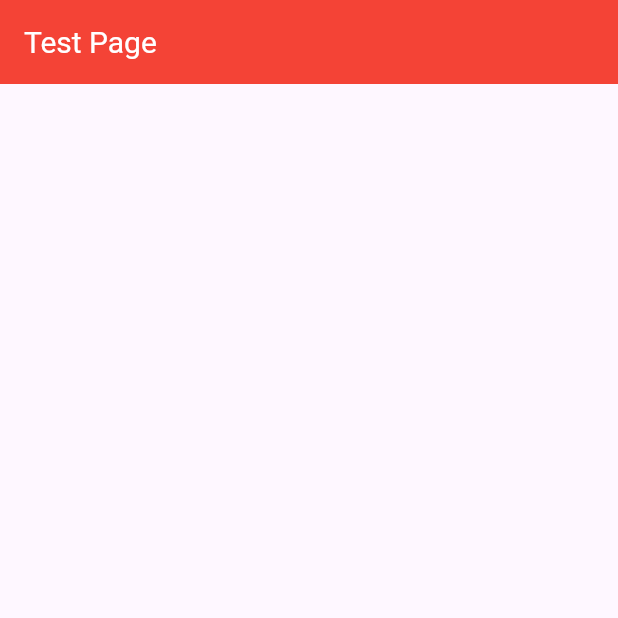
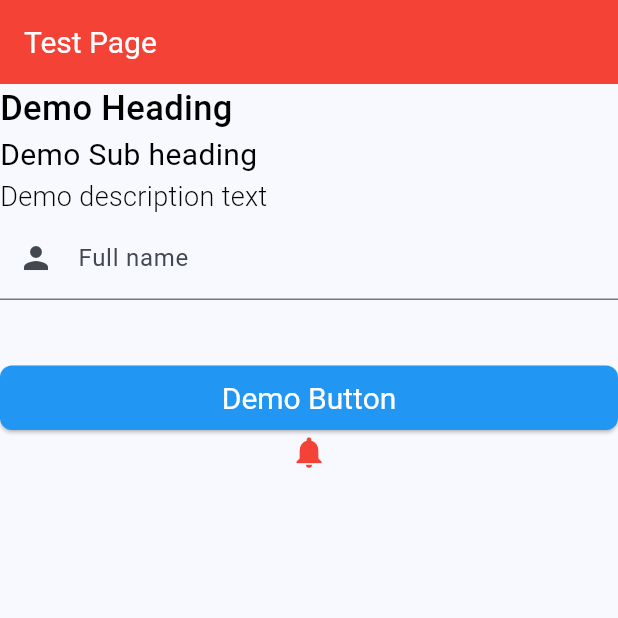
Before and after one commit to Signature-Resource-Hub/project_1_frontend, a Flutter app: the screen it shows after launch, on a phone screen of 412 x 824 dp, the top half of it. Run offline on Flutter 3.47's test engine with Material 3 defaults, Android fonts, the phone set to English and light mode, and no system bars.

Commit message:
initial commit

```diff
--- a/lib/main.dart
+++ b/lib/main.dart
@@ -1,4 +1,6 @@
 import 'package:flutter/material.dart';
+import 'package:project_1_frontend/widgets/text_box.dart';
+import 'package:project_1_frontend/widgets/text_widgets.dart';
 
 void main() {
   runApp(const MyApp());
@@ -12,14 +14,26 @@ class MyApp extends StatelessWidget {
     return MaterialApp(
       title: 'Flutter Demo',
       theme: ThemeData(
-          colorScheme: ColorScheme.fromSeed(seedColor: Colors.deepPurple),
+          colorScheme: ColorScheme.fromSeed(seedColor: Colors.blue),
           appBarTheme: const AppBarTheme(
               backgroundColor: Colors.red,
               titleTextStyle: TextStyle(
                 color: Colors.white,
                 fontSize: 20,
               ),
-              iconTheme: IconThemeData(color: Colors.white))),
+              iconTheme: IconThemeData(color: Colors.white)),
+          elevatedButtonTheme: ElevatedButtonThemeData(
+            style: ElevatedButton.styleFrom(
+              backgroundColor: Colors.blue, // Button background color
+              padding: const EdgeInsets.all(10.0),
+              textStyle: const TextStyle(color: Colors.white),
+              shape: RoundedRectangleBorder(
+                borderRadius:
+                    BorderRadius.circular(8.0), // Button border radius
+              ),
+            ),
+          ),
+          iconTheme: const IconThemeData(color: Colors.red, size: 25)),
       home: const TestPage(),
     );
   }
@@ -33,12 +47,54 @@ class TestPage extends StatefulWidget {
 }
 
 class _TestPageState extends State<TestPage> {
+  TextEditingController _controller = TextEditingController();
+  String? _validateName(String? value) {
+    if (value == null || value.isEmpty) {
+      return 'Please enter your name';
+    }
+    if (value.length <= 2) {
+      return 'Please enter a valid name';
+    }
+    return null;
+  }
+
   @override
   Widget build(BuildContext context) {
     return Scaffold(
       appBar: AppBar(
         title: Text("Test Page"),
       ),
+      body: ListView(
+        children: [
+          const HeadingText(
+              text: "Demo Heading", align: TextAlign.left, color: Colors.black),
+          const SubHeadingText(
+              text: "Demo Sub heading",
+              align: TextAlign.left,
+              color: Colors.black),
+          const DescriptionText(
+              text: "Demo description text",
+              align: TextAlign.left,
+              color: Colors.black),
+          CustomTextBox(
+            controller: _controller,
+            labelText: "Full name",
+            keyboardType: TextInputType.name,
+            prefixIcon: Icons.person,
+            validator: _validateName,
+          ),
+          SizedBox(
+            height: MediaQuery.of(context).size.height * .05,
+          ),
+          ElevatedButton(
+              onPressed: () {},
+              child: const SubHeadingText(
+                  text: "Demo Button",
+                  align: TextAlign.left,
+                  color: Colors.white)),
+          Icon(Icons.notifications)
+        ],
+      ),
     );
   }
 }
--- /dev/null
+++ b/lib/widgets/text_box.dart
@@ -0,0 +1,37 @@
+import 'package:flutter/material.dart';
+
+//text box
+class CustomTextBox extends StatefulWidget {
+  const CustomTextBox(
+      {super.key,
+      required this.controller,
+      required this.labelText,
+      this.validator,
+      this.prefixIcon,
+      this.keyboardType});
+  final TextEditingController controller;
+  final String labelText;
+  final String? Function(String?)? validator;
+  final IconData? prefixIcon;
+  final TextInputType? keyboardType;
+
+  @override
+  State<CustomTextBox> createState() => _CustomTextBoxState();
+}
+
+class _CustomTextBoxState extends State<CustomTextBox> {
+  @override
+  Widget build(BuildContext context) {
+    return TextFormField(
+      controller: widget.controller,
+      decoration: InputDecoration(
+          labelText: widget.labelText,
+          prefixIcon:
+              widget.prefixIcon != null ? Icon(widget.prefixIcon) : null,
+          border: const UnderlineInputBorder(
+              borderSide: BorderSide(color: Colors.blue))),
+      validator: widget.validator,
+      keyboardType: widget.keyboardType,
+    );
+  }
+}
--- /dev/null
+++ b/lib/widgets/text_widgets.dart
@@ -0,0 +1,61 @@
+import 'package:flutter/material.dart';
+
+//heading text
+class HeadingText extends StatelessWidget {
+  const HeadingText(
+      {super.key,
+      required this.text,
+      required this.align,
+      required this.color});
+  final String text;
+  final TextAlign align;
+  final Color color;
+
+  @override
+  Widget build(BuildContext context) {
+    return Text(
+      text,
+      style: TextStyle(fontSize: 23, fontWeight: FontWeight.w500, color: color),
+    );
+  }
+}
+
+//sub heading text
+class SubHeadingText extends StatelessWidget {
+  const SubHeadingText({
+    super.key,
+    required this.text,
+    required this.align,
+    required this.color,
+  });
+  final String text;
+  final TextAlign align;
+  final Color color;
+  @override
+  Widget build(BuildContext context) {
+    return Text(
+      text,
+      style: TextStyle(fontSize: 20, fontWeight: FontWeight.w400, color: color),
+    );
+  }
+}
+
+//description text
+class DescriptionText extends StatelessWidget {
+  const DescriptionText(
+      {super.key,
+      required this.text,
+      required this.align,
+      required this.color});
+  final String text;
+  final TextAlign align;
+  final Color color;
+  @override
+  Widget build(BuildContext context) {
+    return Text(
+      text,
+      style: TextStyle(fontSize: 18, fontWeight: FontWeight.w300, color: color),
+      textAlign: align,
+    );
+  }
+}
```
